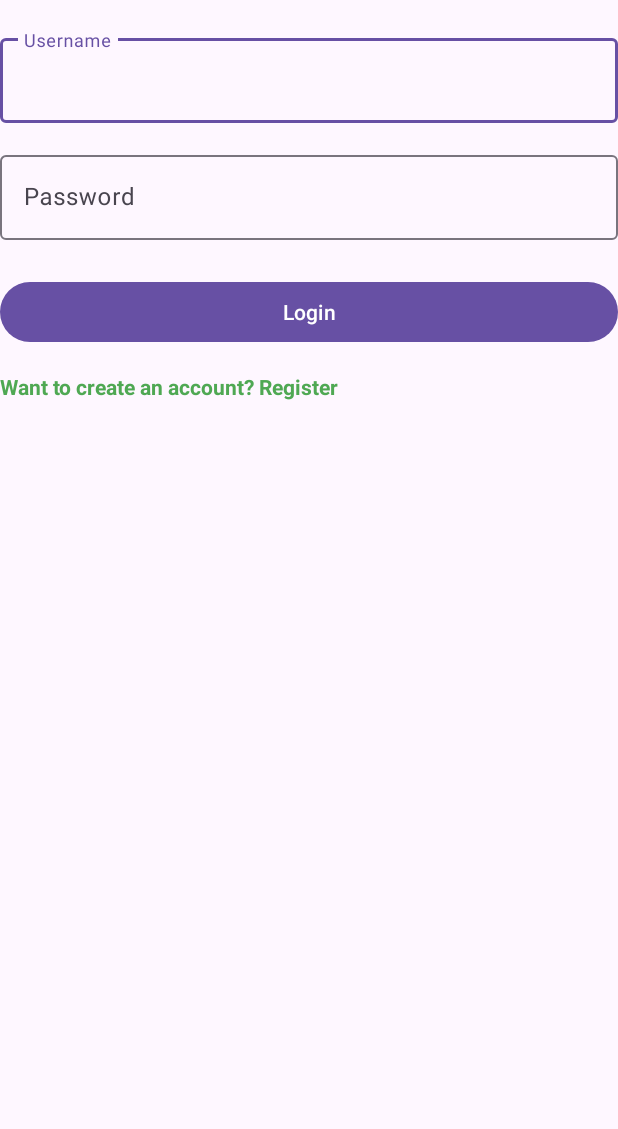
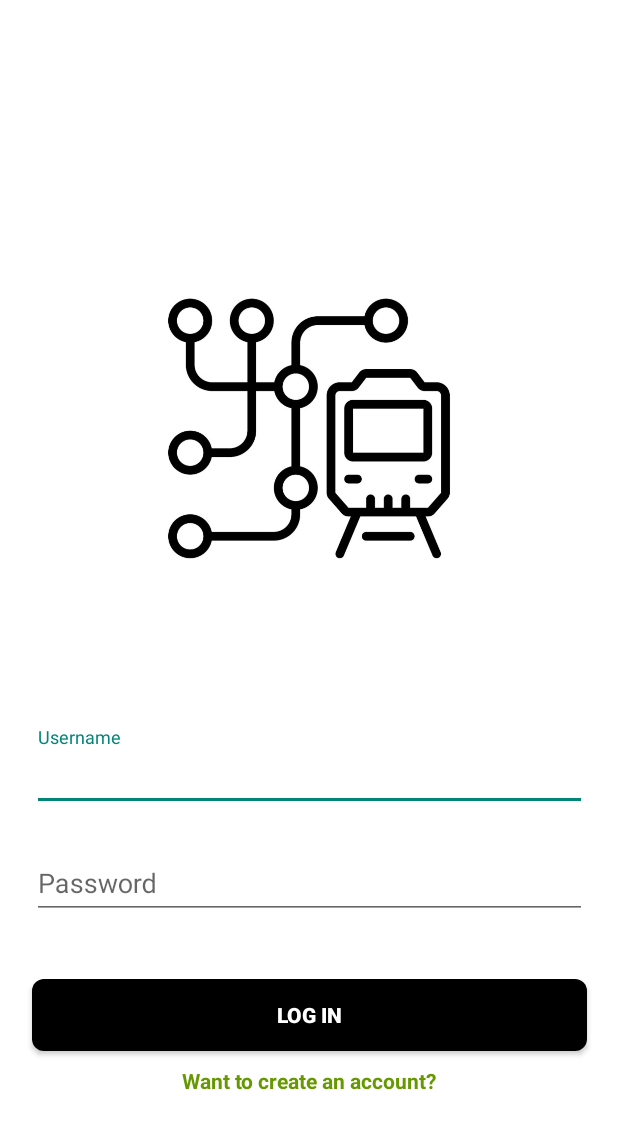
Before and after one commit to PiotrBujalski/TransitifyMobile, an Android app: the LoginActivity screen opened directly, with no data from a screen before it, on a phone screen of 412 x 824 dp. Shown: the top 1129 px of the screen. Run offline under Robolectric (Android 15) with nearby library versions, the phone set to English and light mode, and no system bars; libraries missing offline, so code that uses them is left out: at.favre.lib, com.mongodb.client, org.bson; 3 statements that could not run were skipped.

Commit message:
Final frontend merged

```diff
--- a/app/src/main/res/layout/activity_login.xml
+++ b/app/src/main/res/layout/activity_login.xml
@@ -1,16 +1,39 @@
 <?xml version="1.0" encoding="utf-8"?>
-<RelativeLayout xmlns:android="http://schemas.android.com/apk/res/android"
+<androidx.constraintlayout.widget.ConstraintLayout xmlns:android="http://schemas.android.com/apk/res/android"
     xmlns:tools="http://schemas.android.com/tools"
     android:layout_width="match_parent"
     android:layout_height="match_parent"
+    xmlns:app="http://schemas.android.com/apk/res-auto"
+    android:background="#FFFFFF"
     tools:context=".LoginActivity">
+
+    <ImageView
+        android:id="@+id/imageView"
+        android:layout_width="0dp"
+        android:layout_height="0dp"
+        android:layout_marginStart="16dp"
+        android:layout_marginTop="-200dp"
+        android:layout_marginEnd="16dp"
+        android:layout_marginBottom="16dp"
+        android:scaleType="centerCrop"
+        app:layout_constraintDimensionRatio="1:1"
+        app:layout_constraintStart_toStartOf="parent"
+        app:layout_constraintEnd_toEndOf="parent"
+        app:layout_constraintTop_toTopOf="parent"
+        app:layout_constraintBottom_toBottomOf="parent"
+        app:layout_constraintWidth_percent="0.8"
+        tools:src="@drawable/metro"
+        android:src="@drawable/metro"/>
 
     <com.google.android.material.textfield.TextInputLayout
         android:id="@+id/tilUsername"
-        android:layout_width="match_parent"
+        android:layout_width="370dp"
         android:layout_height="wrap_content"
-        android:layout_marginTop="20dp"
-        android:hint="Username">
+        android:layout_marginTop="16dp"
+        android:hint="Username"
+        app:layout_constraintStart_toStartOf="parent"
+        app:layout_constraintEnd_toEndOf="parent"
+        app:layout_constraintTop_toBottomOf="@id/imageView">
 
         <EditText
             android:id="@+id/editTextUsername"
@@ -22,11 +45,13 @@
 
     <com.google.android.material.textfield.TextInputLayout
         android:id="@+id/tilPassword"
-        android:layout_width="match_parent"
+        android:layout_width="370dp"
         android:layout_height="wrap_content"
-        android:layout_below="@id/tilUsername"
         android:layout_marginTop="16dp"
-        android:hint="Password">
+        android:hint="Password"
+        app:layout_constraintStart_toStartOf="parent"
+        app:layout_constraintEnd_toEndOf="parent"
+        app:layout_constraintTop_toBottomOf="@id/tilUsername">
 
         <EditText
             android:id="@+id/editTextPassword"
@@ -38,22 +63,31 @@
 
     <Button
         android:id="@+id/btnLogin"
-        android:layout_width="match_parent"
+        android:layout_width="370dp"
         android:layout_height="wrap_content"
-        android:layout_below="@id/tilPassword"
-        android:layout_marginTop="24dp"
-        android:text="Login" />
+        android:layout_marginTop="40dp"
+        android:background="@drawable/button_background"
+        android:text="Log in"
+        android:textColor="#FFFFFF"
+        android:textStyle="bold"
+        android:paddingStart="16dp"
+        android:paddingEnd="16dp"
+        app:layout_constraintStart_toStartOf="parent"
+        app:layout_constraintEnd_toEndOf="parent"
+        app:layout_constraintTop_toBottomOf="@id/tilPassword" />
 
     <TextView
         android:id="@+id/tvRegisterLink"
         android:layout_width="wrap_content"
         android:layout_height="wrap_content"
-        android:layout_below="@id/btnLogin"
-        android:layout_marginTop="16dp"
-        android:text="Want to create an account? Register"
+        android:layout_marginTop="10dp"
+        android:text="Want to create an account?"
         android:clickable="true"
-        android:textColor="@color/green"
+        android:textColor="@android:color/holo_green_dark"
         android:textStyle="bold"
-        android:onClick="goToRegister" />
+        android:onClick="goToRegister"
+        app:layout_constraintStart_toStartOf="parent"
+        app:layout_constraintEnd_toEndOf="parent"
+        app:layout_constraintTop_toBottomOf="@id/btnLogin" />
 
-</RelativeLayout>
+</androidx.constraintlayout.widget.ConstraintLayout>
--- a/app/src/main/res/values/colors.xml
+++ b/app/src/main/res/values/colors.xml
@@ -2,6 +2,7 @@
 <resources>
     <color name="black">#FF000000</color>
     <color name="white">#FFFFFFFF</color>
+    <color name="whiter">#D8DADC</color>
     <color name="green">#4fa853</color>
     <color name="blue">#59b5df</color>
 </resources>
--- a/app/src/main/res/values/themes.xml
+++ b/app/src/main/res/values/themes.xml
@@ -1,6 +1,6 @@
 <resources xmlns:tools="http://schemas.android.com/tools">
     <!-- Base application theme. -->
-    <style name="Base.Theme.TransitifyMobile" parent="Theme.Material3.DayNight.NoActionBar">
+    <style name="Base.Theme.TransitifyMobile" parent="Theme.AppCompat.Light.NoActionBar">
         <!-- Customize your light theme here. -->
         <!-- <item name="colorPrimary">@color/my_light_primary</item> -->
     </style>
```
Also changed, not shown: app/src/main/res/layout/activity_login_and_register.xml (+8 -5 lines), app/src/main/res/layout/activity_register.xml (+69 -24 lines).
